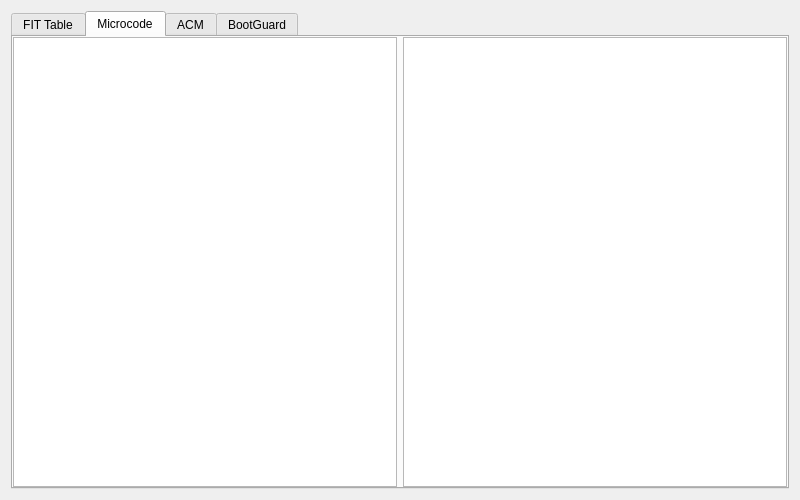
This is InfoWindow.ui in stephan-zhuchen/BIOS-Viewer as Qt 5 draws it before an edit. The edited form follows.
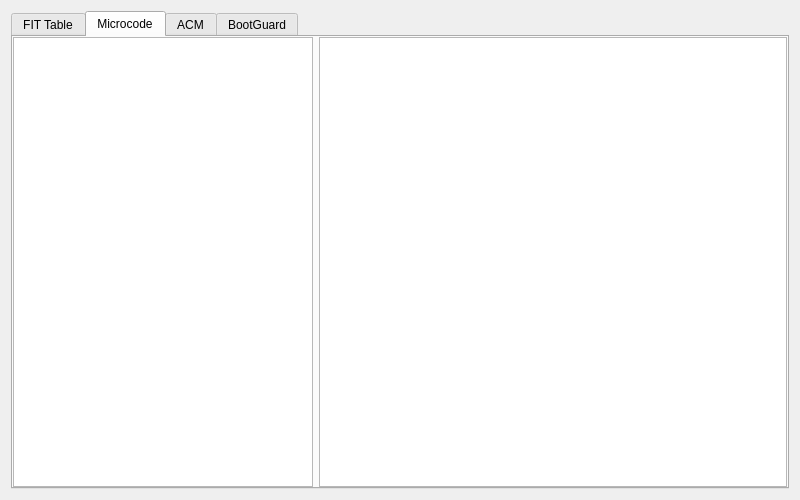
This is the edited form.

```diff
--- a/InfoWindow.ui
+++ b/InfoWindow.ui
@@ -108,7 +108,20 @@
         <number>0</number>
        </property>
        <item>
-        <widget class="QListWidget" name="microcodeListWidget"/>
+        <widget class="QListWidget" name="microcodeListWidget">
+         <property name="sizePolicy">
+          <sizepolicy hsizetype="Minimum" vsizetype="Expanding">
+           <horstretch>0</horstretch>
+           <verstretch>0</verstretch>
+          </sizepolicy>
+         </property>
+         <property name="minimumSize">
+          <size>
+           <width>300</width>
+           <height>0</height>
+          </size>
+         </property>
+        </widget>
        </item>
        <item>
         <widget class="QTextBrowser" name="MicrocodeTextBrowser">
```
Left out of the diff: 15 changed lines with no effect on the pictures.
